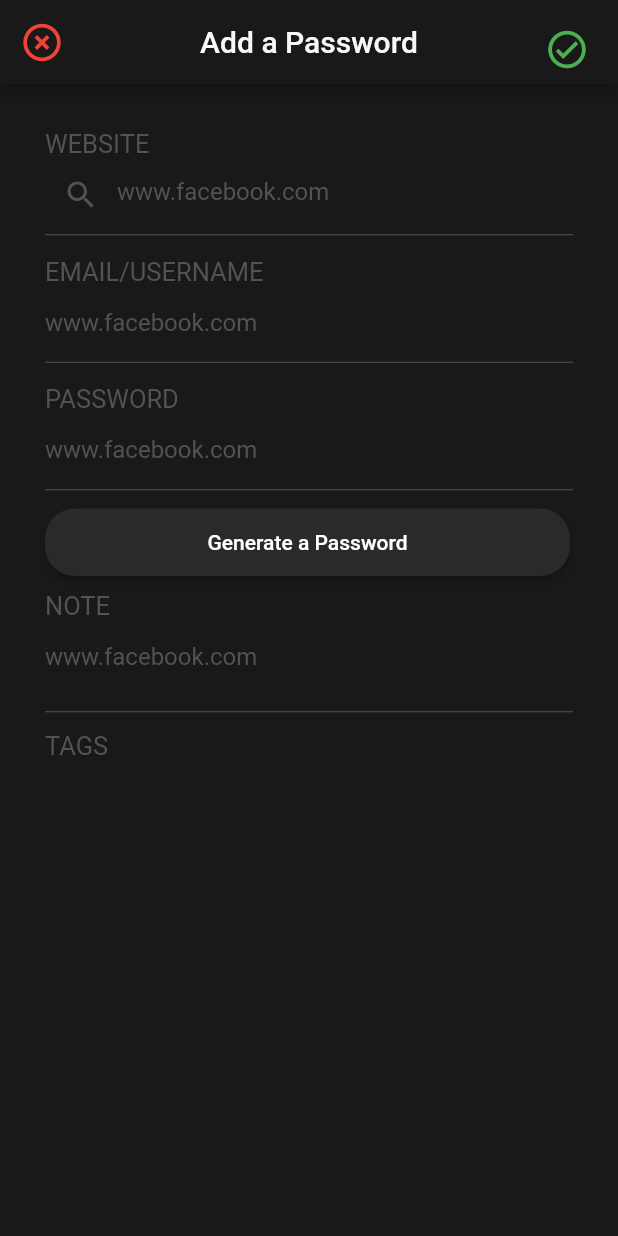
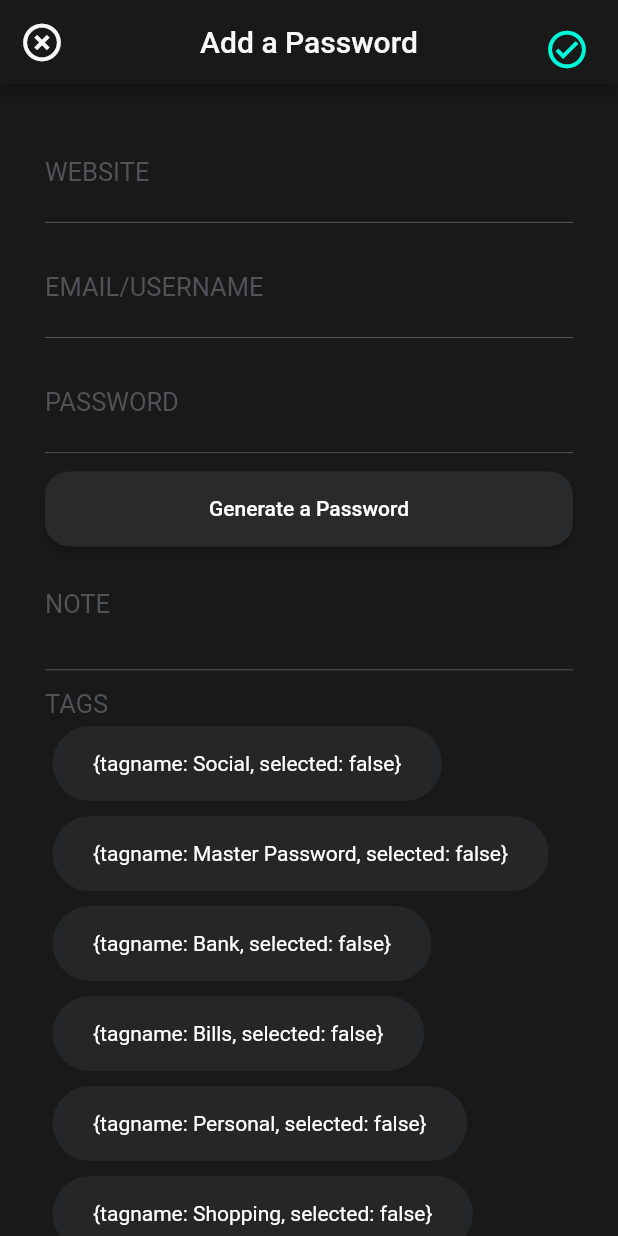
Before and after one commit to BrahimTuijine/Password-manager-project, a Flutter app: the screen it shows after launch, on a phone screen of 412 x 824 dp. Run offline on Flutter 3.47's test engine with Material 2 defaults, Android fonts, the phone set to English and light mode, and no system bars; our stand-ins replace google_fonts.

Commit message:
UI add password almost done

```diff
--- a/lib/account/add_account.dart
+++ b/lib/account/add_account.dart
@@ -6,17 +6,17 @@
 }
 
 class _AddaccountState extends State<Addaccount> {
-  List list = [
-    "Social",
-    "Social",
-    "Social",
-    "Social",
-    "Social",
-    "Social",
-    "Social",
-    "Social",
-    "Social",
+  List _taglist = [
+    {'tagname': 'Social', 'selected': false},
+    {'tagname': 'Master Password', 'selected': false},
+    {'tagname': 'Bank', 'selected': false},
+    {'tagname': 'Bills', 'selected': false},
+    {'tagname': 'Personal', 'selected': false},
+    {'tagname': 'Shopping', 'selected': false},
   ];
+
+  // { tagname : 'Scical', selected : true }
+
   @override
   Widget build(BuildContext context) {
     return Scaffold(
@@ -25,7 +25,6 @@
             onPressed: () {},
             icon: Icon(
               Icons.highlight_off,
-              color: Colors.red,
               size: 30,
             ),
           ),
@@ -36,7 +35,7 @@
                 onPressed: () {},
                 icon: Icon(
                   Icons.check_circle_outline_outlined,
-                  color: Colors.green,
+                  color: Color(0xff00F7DA),
                   size: 30,
                 ),
               ),
@@ -56,54 +55,24 @@
           child: SingleChildScrollView(
             child: Container(
               padding: EdgeInsets.symmetric(horizontal: 30, vertical: 30),
-              child: Form(
               child: Column(
                 crossAxisAlignment: CrossAxisAlignment.start,
                 children: [
-                    Text(
-                      "WEBSITE",
-                      style: TextStyle(
-                        color: Color(0xff505458),
-                        fontSize: 17,
-                      ),
-                    ),
+                  Form(
+                    child: Column(
+                      crossAxisAlignment: CrossAxisAlignment.start,
+                      children: [
                         TextFormField(
                           style: TextStyle(
                             color: Colors.white,
                           ),
                           decoration: InputDecoration(
-                          prefixIcon: Icon(
-                            Icons.search,
-                            color: Color(0xff505458),
-                          ),
-                          border: InputBorder.none,
-                          hintText: "www.facebook.com",
-                          hintStyle: TextStyle(color: Color(0xff505458))),
-                    ),
-                    Container(
-                      margin: EdgeInsets.only(bottom: 12),
-                      child: Divider(
-                        height: 5,
-                        color: Color(0xff505458),
-                      ),
-                    ),
-                    Text(
-                      "EMAIL/USERNAME",
-                      style: TextStyle(
+                            labelText: "WEBSITE",
+                            labelStyle: TextStyle(
                               color: Color(0xff505458),
                               fontSize: 17,
                             ),
-                    ),
-                    TextFormField(
-                      style: TextStyle(
-                        color: Colors.white,
-                      ),
-                      decoration: InputDecoration(
                             border: InputBorder.none,
-                        hintText: "www.facebook.com",
-                        hintStyle: TextStyle(
-                          color: Color(0xff505458),
-                        ),
                           ),
                         ),
                         Container(
@@ -113,11 +82,24 @@
                             color: Color(0xff505458),
                           ),
                         ),
-                    Text(
-                      "PASSWORD",
+                        TextFormField(
                           style: TextStyle(
+                            color: Colors.white,
+                          ),
+                          decoration: InputDecoration(
+                            labelText: "EMAIL/USERNAME",
+                            labelStyle: TextStyle(
                               color: Color(0xff505458),
                               fontSize: 17,
+                            ),
+                            border: InputBorder.none,
+                          ),
+                        ),
+                        Container(
+                          margin: EdgeInsets.only(bottom: 12),
+                          child: Divider(
+                            height: 5,
+                            color: Color(0xff505458),
                           ),
                         ),
                         TextFormField(
@@ -126,9 +108,13 @@
                             color: Colors.white,
                           ),
                           decoration: InputDecoration(
+                            labelText: "PASSWORD",
+                            labelStyle: TextStyle(
+                              color: Color(0xff505458),
+                              fontSize: 17,
+                            ),
                             border: InputBorder.none,
-                          hintText: "www.facebook.com",
-                          hintStyle: TextStyle(color: Color(0xff505458))),
+                          ),
                         ),
                         Container(
                           // margin: EdgeInsets.symmetric(vertical: 10),
@@ -139,18 +125,11 @@
                         ),
                         Container(
                           margin: EdgeInsets.only(top: 10, bottom: 10),
-                      height: 45,
-                      width: 350,
+                          height: 50,
+                          width: MediaQuery.of(context).size.width,
                           child: ElevatedButton(
                             onPressed: () {},
                             child: Text("Generate a Password"),
-                      ),
-                    ),
-                    Text(
-                      "NOTE",
-                      style: TextStyle(
-                        color: Color(0xff505458),
-                        fontSize: 17,
                           ),
                         ),
                         TextFormField(
@@ -159,11 +138,12 @@
                             color: Colors.white,
                           ),
                           decoration: InputDecoration(
+                            labelText: "NOTE",
+                            labelStyle: TextStyle(
+                              color: Color(0xff505458),
+                              fontSize: 17,
+                            ),
                             border: InputBorder.none,
-                        hintText: "www.facebook.com",
-                        hintStyle: TextStyle(
-                          color: Color(0xff505458),
-                        ),
                           ),
                         ),
                         Container(
@@ -180,25 +160,60 @@
                             fontSize: 17,
                           ),
                         ),
-                    // Wrap(
-                    //   children: [
-                    //     ListView.builder(
-                    //       shrinkWrap: true,
-                    //       physics: NeverScrollableScrollPhysics(),
-                    //       itemCount: list.length,
-                    //       itemBuilder: (BuildContext context, int index) {
-                    //         return ElevatedButton(
-                    //             onPressed: () {},
-                    //             child: Text("${list[index]}"));
-                    //       },
-                    //     ),
-                    //   ],
-                    // ),
                       ],
                     ),
+                  ),
+                  Wrap(
+                    children: [
+                      for (var i = 0; i < _taglist.length; i++)
+                        Container(
+                          padding: EdgeInsets.only(left: 10, right: 10),
+                          decoration: BoxDecoration(
+                            color: Color(0xFF242627),
+                            borderRadius: BorderRadius.circular(30.0),
+                          ),
+                          margin: EdgeInsets.all(5),
+                          child: Padding(
+                            padding: const EdgeInsets.all(17),
+                            child: Text(
+                              _taglist[i].toString(),
+                              style: TextStyle(
+                                color: Colors.white,
+                              ),
+                            ),
+                          ),
+                        ),
+                    ],
+                  ),
+                ],
               ),
             ),
           ),
         ));
   }
 }
+
+
+
+class Tags{
+
+}
+
+
+/**
+ *  table accounts :
+ *
+ *   website:facebook,
+ *   email:bilelmerseni7016@gmail.com,
+ *   password:bilel001,
+ *   note:bla bla bla bla
+ *
+ *
+ *
+ * table tags
+ *  tagid : 1
+ *  tagname : social
+ *
+ *
+ *
+ */
--- a/lib/main.dart
+++ b/lib/main.dart
@@ -30,7 +30,7 @@
           style: ElevatedButton.styleFrom(
             primary: Color(0xff282A2B),
             shape: (RoundedRectangleBorder(
-              borderRadius: BorderRadius.circular(20),
+              borderRadius: BorderRadius.circular(16),
             )),
           ),
         ),
--- a/lib/screens/home_screen.dart
+++ b/lib/screens/home_screen.dart
@@ -94,7 +94,6 @@
               ),
               Expanded(
                 child: Container(
-                  height: MediaQuery.of(context).size.height * 0.1,
                   padding: EdgeInsets.symmetric(horizontal: 30, vertical: 30),
                   // TODO : create a json file and create a list view builder
                 ),
```
Lines whose indentation alone changed are shown as unchanged.
